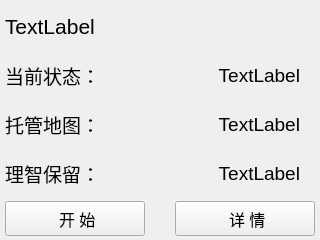
This is resources/ui/UI_GameCard.ui in Chr0nixz/Closure as Qt 5 draws it before an edit. The edited form follows.
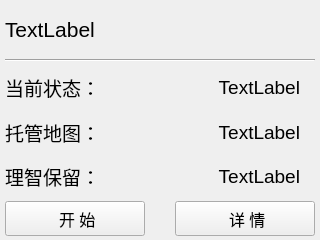
This is the edited form.

The edit to the form file:
```diff
--- a/resources/ui/UI_GameCard.ui
+++ b/resources/ui/UI_GameCard.ui
@@ -27,7 +27,7 @@
    </property>
    <layout class="QHBoxLayout" name="horizontalLayout_6">
     <item>
-     <layout class="QVBoxLayout" name="verticalLayout" stretch="0,1,1,1,1,1,0">
+     <layout class="QVBoxLayout" name="verticalLayout" stretch="0,1,0,0,1,1,1,1,0">
       <item>
        <spacer name="verticalSpacer_2">
         <property name="orientation">
@@ -39,7 +39,7 @@
         <property name="sizeHint" stdset="0">
          <size>
           <width>20</width>
-          <height>5</height>
+          <height>10</height>
          </size>
         </property>
        </spacer>
@@ -60,6 +60,29 @@
         </item>
        </layout>
       </item>
+      <item>
+       <spacer name="verticalSpacer_3">
+        <property name="orientation">
+         <enum>Qt::Vertical</enum>
+        </property>
+        <property name="sizeType">
+         <enum>QSizePolicy::Fixed</enum>
+        </property>
+        <property name="sizeHint" stdset="0">
+         <size>
+          <width>20</width>
+          <height>5</height>
+         </size>
+        </property>
+       </spacer>
+      </item>
+      <item>
+       <widget class="Line" name="line">
+        <property name="orientation">
+         <enum>Qt::Horizontal</enum>
+        </property>
+       </widget>
+      </item>
       <item>
        <layout class="QHBoxLayout" name="horizontalLayout_2">
         <item>
```
